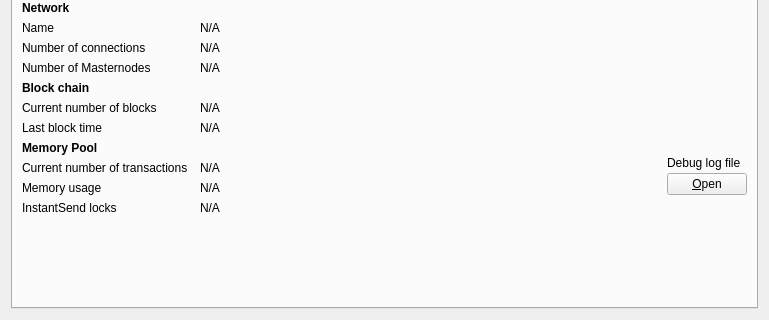
The window that src/qt/forms/debugwindow.ui (cadexproject/cadex) describes before a commit, drawn with Qt 5; both pictures show x 0 to 769 and y 165 to 485 of the 769 by 485 pixel window.
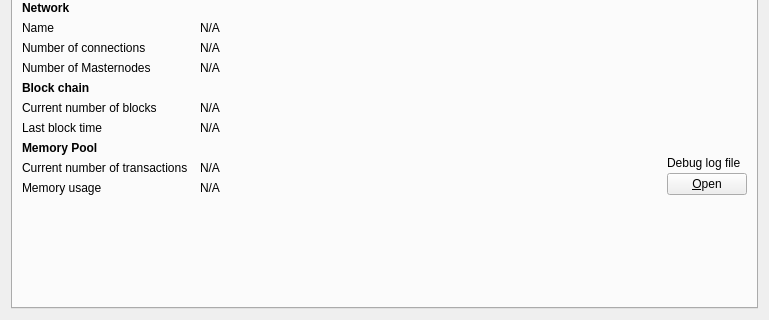
The same window after the commit. Icons and pictures are not drawn. Custom widgets are drawn as their Qt base class.

The edit to the form file:
```diff
--- a/src/qt/forms/debugwindow.ui
+++ b/src/qt/forms/debugwindow.ui
@@ -408,20 +408,6 @@
          </property>
         </spacer>
        </item>
-       <item row="16" column="0">
-        <widget class="QLabel" name="labelInstantSendLockCount">
-         <property name="text">
-          <string>InstantSend locks</string>
-         </property>
-        </widget>
-       </item>
-       <item row="16" column="1">
-        <widget class="QLabel" name="instantSendLockCount">
-         <property name="text">
-          <string>N/A</string>
-         </property>
-        </widget>
-       </item>
       </layout>
      </widget>
      <widget class="QWidget" name="tab_console">
```
